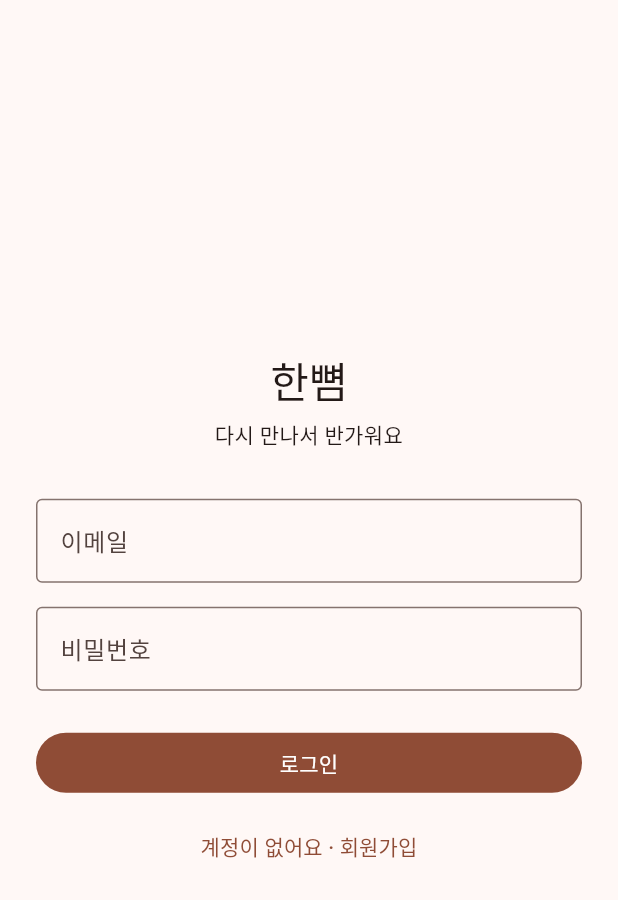
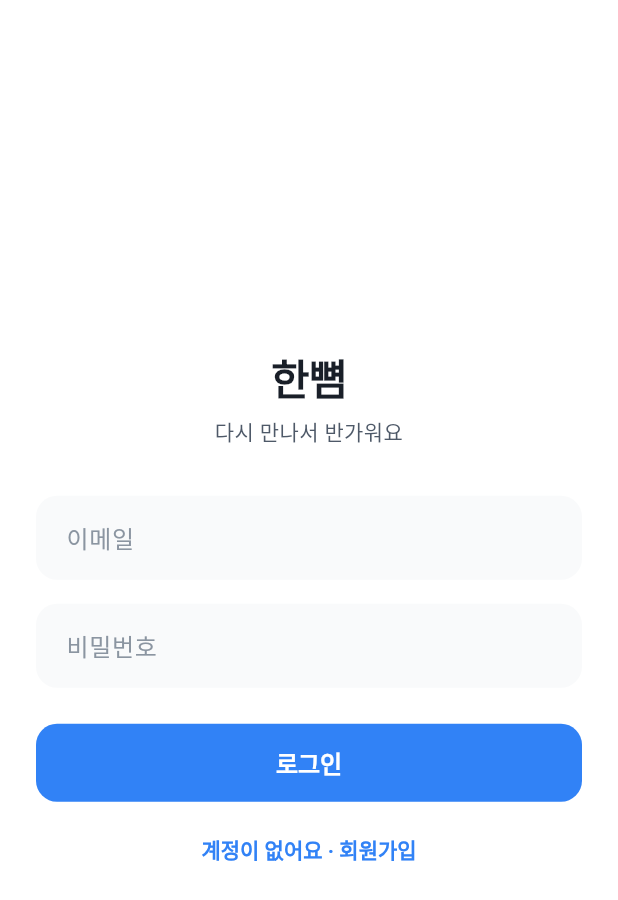
Before and after one commit to ParkHyunsu1110/hanppyeom, a Flutter app: the screen it shows after launch, on a phone screen of 412 x 824 dp. Shown: the top 900 px of the screen. Run offline on Flutter 3.47's test engine with Material 3 defaults, Android fonts, the phone set to English and light mode, and no system bars; our stand-ins replace cloud_firestore, firebase_auth, firebase_core, firebase_storage, fl_chart, flutter_map and 4 more; accounts and stored records are empty; Roboto replaces fonts that are missing (Pretendard).

Commit message:
feat: 토스 스타일 중앙 테마 도입
코랄 시드 테마를 토스 디자인 토큰(블루 #3182F6 + 그레이스케일 + Pretendard)으로 교체. app.dart는 tossTheme() 사용. 앱바/카드/버튼/인풋/세그먼트/FAB/스낵바 등 컴포넌트 테마 통일.

Co-Authored-By: Claude Opus 4.8 <noreply@anthropic.com>

```diff
--- a/lib/app.dart
+++ b/lib/app.dart
@@ -13,6 +13,7 @@ import 'screens/auth_gate.dart';
 import 'services/auth_service.dart';
 import 'services/growth/growth_reference_table.dart';
 import 'services/vaccine/vaccine_schedule.dart';
+import 'theme/toss_theme.dart';
 
 /// 한뼘 앱 루트. 서비스 인스턴스를 한 번 만들어 [AppScope]로 내려준다.
 class HanppyeomApp extends StatefulWidget {
@@ -59,10 +60,7 @@ class _HanppyeomAppState extends State<HanppyeomApp> {
       storageRepository: _storageRepository,
       child: MaterialApp(
         title: '한뼘',
-        theme: ThemeData(
-          colorScheme: ColorScheme.fromSeed(seedColor: const Color(0xFFFF8A65)),
-          useMaterial3: true,
-        ),
+        theme: tossTheme(),
         home: const AuthGate(),
       ),
     );
--- /dev/null
+++ b/lib/theme/toss_theme.dart
@@ -0,0 +1,289 @@
+import 'package:flutter/material.dart';
+
+/// 토스(Toss) 스타일 디자인 토큰.
+///
+/// 화이트 배경 + 그레이 면 + 블루 포인트 하나. 색상은 여기 정의된 값만 쓰고,
+/// 화면에서 하드코딩하지 않는다(의미색 — 성공 green, 경고 red 등 — 은 예외).
+abstract final class TossColors {
+  const TossColors._();
+
+  // Primary (blue)
+  static const Color blue = Color(0xFF3182F6);
+  static const Color bluePressed = Color(0xFF1B64DA);
+  static const Color blueWeak = Color(0xFFE8F2FE);
+
+  // Grayscale
+  static const Color g900 = Color(0xFF191F28);
+  static const Color g800 = Color(0xFF333D4B);
+  static const Color g700 = Color(0xFF4E5968);
+  static const Color g600 = Color(0xFF6B7684);
+  static const Color g500 = Color(0xFF8B95A1);
+  static const Color g400 = Color(0xFFB0B8C1);
+  static const Color g300 = Color(0xFFD1D6DB);
+  static const Color g200 = Color(0xFFE5E8EB);
+  static const Color g100 = Color(0xFFF2F4F6);
+  static const Color g50 = Color(0xFFF9FAFB);
+  static const Color white = Color(0xFFFFFFFF);
+
+  /// surfaceContainerHigh 용 중간 톤.
+  static const Color surfaceHigh = Color(0xFFEDF0F3);
+
+  // Semantic
+  static const Color red = Color(0xFFF04452);
+}
+
+const String _fontFamily = 'Pretendard';
+
+/// 앱 전역 토스 스타일 테마. `app.dart`에서 `theme: tossTheme()`로 사용한다.
+ThemeData tossTheme() {
+  final ColorScheme colorScheme =
+      ColorScheme.fromSeed(
+        seedColor: TossColors.blue,
+        brightness: Brightness.light,
+      ).copyWith(
+        primary: TossColors.blue,
+        onPrimary: TossColors.white,
+        primaryContainer: TossColors.blueWeak,
+        onPrimaryContainer: TossColors.bluePressed,
+        surface: TossColors.white,
+        onSurface: TossColors.g900,
+        surfaceContainerLowest: TossColors.white,
+        surfaceContainerLow: TossColors.g50,
+        surfaceContainer: TossColors.g100,
+        surfaceContainerHigh: TossColors.surfaceHigh,
+        surfaceContainerHighest: TossColors.g200,
+        onSurfaceVariant: TossColors.g600,
+        outline: TossColors.g300,
+        outlineVariant: TossColors.g200,
+        error: TossColors.red,
+        onError: TossColors.white,
+      );
+
+  // 헤딩은 굵게(700~800) + letterSpacing 살짝 음수, 본문은 g700/g800.
+  // 폰트 크기는 지정하지 않고 기본 타이포그래피 크기에 병합된다.
+  const TextTheme textTheme = TextTheme(
+    displayLarge: TextStyle(
+      fontWeight: FontWeight.w800,
+      letterSpacing: -0.6,
+      color: TossColors.g900,
+    ),
+    displayMedium: TextStyle(
+      fontWeight: FontWeight.w800,
+      letterSpacing: -0.5,
+      color: TossColors.g900,
+    ),
+    displaySmall: TextStyle(
+      fontWeight: FontWeight.w800,
+      letterSpacing: -0.5,
+      color: TossColors.g900,
+    ),
+    headlineLarge: TextStyle(
+      fontWeight: FontWeight.w800,
+      letterSpacing: -0.5,
+      color: TossColors.g900,
+    ),
+    headlineMedium: TextStyle(
+      fontWeight: FontWeight.w800,
+      letterSpacing: -0.4,
+      color: TossColors.g900,
+    ),
+    headlineSmall: TextStyle(
+      fontWeight: FontWeight.w700,
+      letterSpacing: -0.4,
+      color: TossColors.g900,
+    ),
+    titleLarge: TextStyle(
+      fontWeight: FontWeight.w700,
+      letterSpacing: -0.3,
+      color: TossColors.g900,
+    ),
+    titleMedium: TextStyle(
+      fontWeight: FontWeight.w600,
+      letterSpacing: -0.2,
+      color: TossColors.g900,
+    ),
+    titleSmall: TextStyle(
+      fontWeight: FontWeight.w600,
+      letterSpacing: -0.2,
+      color: TossColors.g800,
+    ),
+    bodyLarge: TextStyle(fontWeight: FontWeight.w500, color: TossColors.g800),
+    bodyMedium: TextStyle(fontWeight: FontWeight.w400, color: TossColors.g700),
+    bodySmall: TextStyle(fontWeight: FontWeight.w400, color: TossColors.g600),
+    labelLarge: TextStyle(
+      fontWeight: FontWeight.w600,
+      letterSpacing: -0.1,
+      color: TossColors.g800,
+    ),
+    labelMedium: TextStyle(fontWeight: FontWeight.w500, color: TossColors.g600),
+    labelSmall: TextStyle(fontWeight: FontWeight.w500, color: TossColors.g600),
+  );
+
+  OutlineInputBorder inputBorder(Color color, [double width = 1]) =>
+      OutlineInputBorder(
+        borderRadius: BorderRadius.circular(14),
+        borderSide: width <= 0
+            ? BorderSide.none
+            : BorderSide(color: color, width: width),
+      );
+
+  return ThemeData(
+    useMaterial3: true,
+    colorScheme: colorScheme,
+    fontFamily: _fontFamily,
+    scaffoldBackgroundColor: TossColors.white,
+    textTheme: textTheme,
+    appBarTheme: const AppBarThemeData(
+      backgroundColor: TossColors.white,
+      surfaceTintColor: Colors.transparent,
+      elevation: 0,
+      scrolledUnderElevation: 0,
+      centerTitle: false,
+      foregroundColor: TossColors.g900,
+      iconTheme: IconThemeData(color: TossColors.g900),
+      titleTextStyle: TextStyle(
+        fontFamily: _fontFamily,
+        fontSize: 18,
+        fontWeight: FontWeight.w700,
+        letterSpacing: -0.3,
+        color: TossColors.g900,
+      ),
+    ),
+    cardTheme: CardThemeData(
+      color: TossColors.white,
+      elevation: 0,
+      margin: const EdgeInsets.only(bottom: 12),
+      shape: RoundedRectangleBorder(
+        borderRadius: BorderRadius.circular(18),
+        side: const BorderSide(color: TossColors.g200),
+      ),
+    ),
+    filledButtonTheme: FilledButtonThemeData(
+      style: FilledButton.styleFrom(
+        backgroundColor: TossColors.blue,
+        foregroundColor: TossColors.white,
+        minimumSize: const Size.fromHeight(52),
+        shape: RoundedRectangleBorder(borderRadius: BorderRadius.circular(14)),
+        textStyle: const TextStyle(
+          fontFamily: _fontFamily,
+          fontSize: 16,
+          fontWeight: FontWeight.w700,
+        ),
+      ),
+    ),
+    // FilledButton.tonal 사용처와 어울리게 tonal 느낌(연블루 배경 + 블루 전경).
+    elevatedButtonTheme: ElevatedButtonThemeData(
+      style: ElevatedButton.styleFrom(
+        backgroundColor: TossColors.blueWeak,
+        foregroundColor: TossColors.blue,
+        elevation: 0,
+        minimumSize: const Size.fromHeight(52),
+        shape: RoundedRectangleBorder(borderRadius: BorderRadius.circular(14)),
+        textStyle: const TextStyle(
+          fontFamily: _fontFamily,
+          fontSize: 16,
+          fontWeight: FontWeight.w700,
+        ),
+      ),
+    ),
+    outlinedButtonTheme: OutlinedButtonThemeData(
+      style: OutlinedButton.styleFrom(
+        foregroundColor: TossColors.blue,
+        minimumSize: const Size.fromHeight(52),
+        side: const BorderSide(color: TossColors.g300),
+        shape: RoundedRectangleBorder(borderRadius: BorderRadius.circular(14)),
+        textStyle: const TextStyle(
+          fontFamily: _fontFamily,
+          fontSize: 16,
+          fontWeight: FontWeight.w600,
+        ),
+      ),
+    ),
+    textButtonTheme: TextButtonThemeData(
+      style: TextButton.styleFrom(
+        foregroundColor: TossColors.blue,
+        shape: RoundedRectangleBorder(borderRadius: BorderRadius.circular(14)),
+        textStyle: const TextStyle(
+          fontFamily: _fontFamily,
+          fontWeight: FontWeight.w700,
+        ),
+      ),
+    ),
+    inputDecorationTheme: InputDecorationThemeData(
+      filled: true,
+      fillColor: TossColors.g50,
+      hintStyle: const TextStyle(color: TossColors.g500),
+      labelStyle: const TextStyle(color: TossColors.g500),
+      contentPadding: const EdgeInsets.symmetric(horizontal: 16, vertical: 16),
+      border: inputBorder(TossColors.g200, 0),
+      enabledBorder: inputBorder(TossColors.g200, 0),
+      focusedBorder: inputBorder(TossColors.blue, 1.5),
+      errorBorder: inputBorder(TossColors.red, 1.5),
+      focusedErrorBorder: inputBorder(TossColors.red, 1.5),
+    ),
+    segmentedButtonTheme: SegmentedButtonThemeData(
+      style: ButtonStyle(
+        backgroundColor: WidgetStateProperty.resolveWith(
+          (states) => states.contains(WidgetState.selected)
+              ? TossColors.white
+              : TossColors.g100,
+        ),
+        foregroundColor: WidgetStateProperty.resolveWith(
+          (states) => states.contains(WidgetState.selected)
+              ? TossColors.g900
+              : TossColors.g600,
+        ),
+        textStyle: WidgetStateProperty.resolveWith(
+          (states) => TextStyle(
+            fontFamily: _fontFamily,
+            fontWeight: states.contains(WidgetState.selected)
+                ? FontWeight.w700
+                : FontWeight.w500,
+          ),
+        ),
+        side: const WidgetStatePropertyAll(BorderSide(color: TossColors.g200)),
+        shape: WidgetStatePropertyAll(
+          RoundedRectangleBorder(borderRadius: BorderRadius.circular(12)),
+        ),
+      ),
+    ),
+    floatingActionButtonTheme: FloatingActionButtonThemeData(
+      backgroundColor: TossColors.blue,
+      foregroundColor: TossColors.white,
+      elevation: 2,
+      shape: RoundedRectangleBorder(borderRadius: BorderRadius.circular(16)),
+    ),
+    checkboxTheme: CheckboxThemeData(
+      fillColor: WidgetStateProperty.resolveWith(
+        (states) => states.contains(WidgetState.selected)
+            ? TossColors.blue
+            : Colors.transparent,
+      ),
+      checkColor: const WidgetStatePropertyAll(TossColors.white),
+      side: const BorderSide(color: TossColors.g300, width: 1.5),
+      shape: RoundedRectangleBorder(borderRadius: BorderRadius.circular(6)),
+    ),
+    snackBarTheme: SnackBarThemeData(
+      backgroundColor: TossColors.g900,
+      contentTextStyle: const TextStyle(
+        fontFamily: _fontFamily,
+        color: TossColors.white,
+      ),
+      behavior: SnackBarBehavior.floating,
+      shape: RoundedRectangleBorder(borderRadius: BorderRadius.circular(12)),
+    ),
+    dividerTheme: const DividerThemeData(color: TossColors.g100, thickness: 1),
+    listTileTheme: const ListTileThemeData(
+      iconColor: TossColors.g600,
+      titleTextStyle: TextStyle(
+        fontFamily: _fontFamily,
+        color: TossColors.g900,
+        fontWeight: FontWeight.w600,
+      ),
+      subtitleTextStyle: TextStyle(
+        fontFamily: _fontFamily,
+        color: TossColors.g500,
+      ),
+    ),
+  );
+}
```
